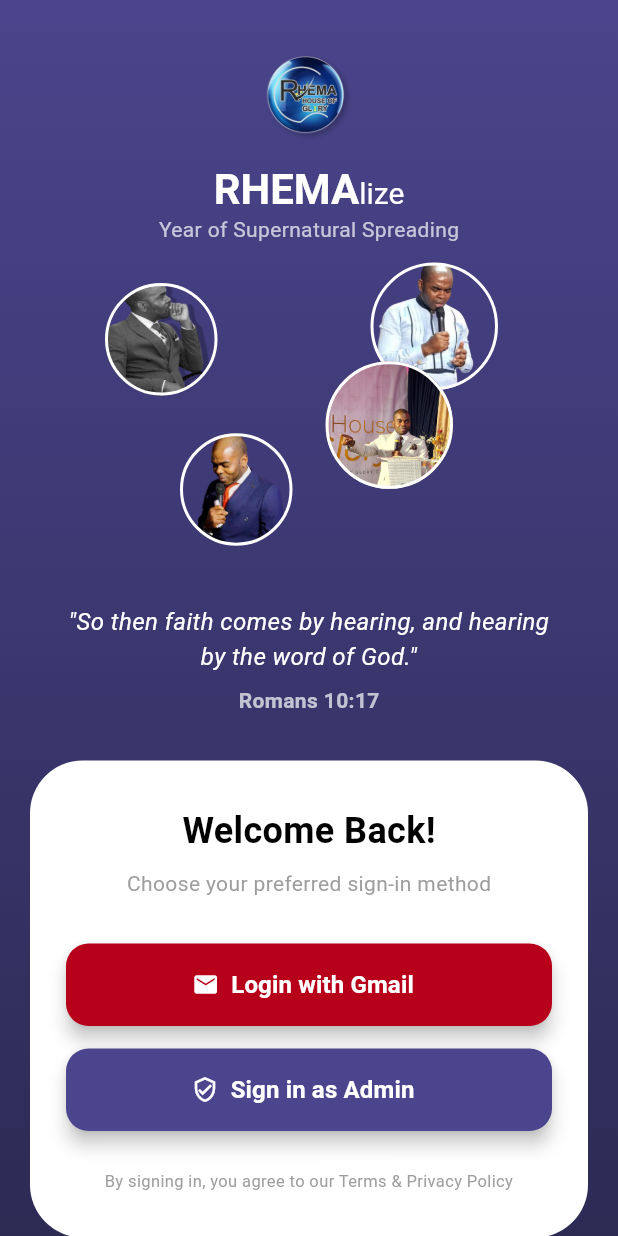
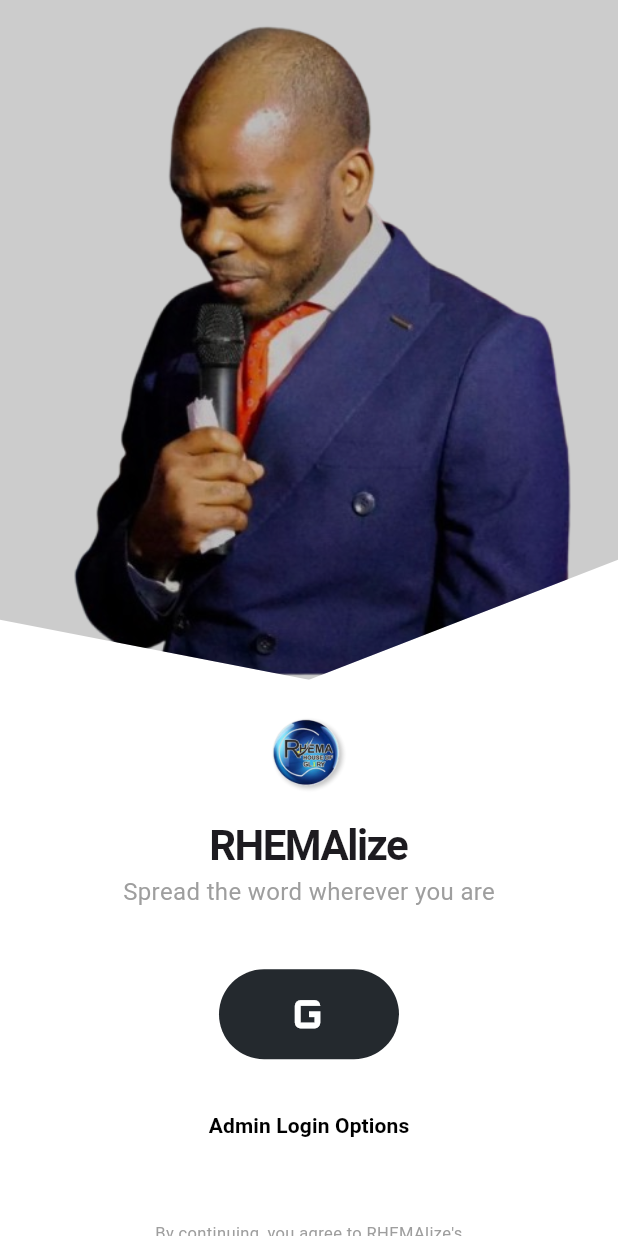
Before and after one commit to Majorboy1/Rhemalize, a Flutter app: the screen it shows after launch, on a phone screen of 412 x 824 dp. Run offline on Flutter 3.47's test engine with Material 3 defaults, Android fonts, the phone set to English and light mode, and no system bars; our stand-ins replace app_links, cloud_firestore, connectivity_plus, file_picker, firebase_auth, firebase_core and 8 more; missing offline and left inert: audio_session; accounts and stored records are empty.

Commit message:
Changed login screen

```diff
--- a/lib/screens/login_screen.dart
+++ b/lib/screens/login_screen.dart
@@ -1,3 +1,4 @@
+import 'dart:async';
 import 'package:flutter/material.dart';
 import 'package:provider/provider.dart';
 import 'package:cloud_firestore/cloud_firestore.dart';
@@ -12,48 +13,46 @@
   State<LoginScreen> createState() => _LoginScreenState();
 }
 
-class _LoginScreenState extends State<LoginScreen>
-    with TickerProviderStateMixin {
-  late List<AnimationController> _floatingControllers;
-  late AnimationController _fadeController;
-  late Animation<double> _fadeAnimation;
-
+class _LoginScreenState extends State<LoginScreen> {
+  // Logic variables
   final TextEditingController _emailController = TextEditingController();
   final TextEditingController _passwordController = TextEditingController();
-
   bool _isLoading = false;
   bool _showAdminForm = false;
   bool _isPasswordVisible = false;
 
+  // Image Transition variables
+  late Timer _timer;
+  int _currentImageIndex = 0;
+  final List<String> _backgroundImages = [
+    'assets/images/picture-1.png', // Ensure these exist in your assets
+    'assets/images/picture-2.png',
+    'assets/images/picture-3.png',
+  ];
+
   @override
   void initState() {
     super.initState();
-    _floatingControllers = List.generate(
-        4,
-        (i) => AnimationController(
-            vsync: this, duration: Duration(milliseconds: 3000 + (i * 500)))
-          ..repeat(reverse: true));
-
-    _fadeController = AnimationController(
-        vsync: this, duration: const Duration(milliseconds: 1000));
-    _fadeAnimation =
-        CurvedAnimation(parent: _fadeController, curve: Curves.easeIn);
-    _fadeController.forward();
+    // Transition background every 3 seconds
+    _timer = Timer.periodic(const Duration(seconds: 3), (timer) {
+      if (mounted) {
+        setState(() {
+          _currentImageIndex =
+              (_currentImageIndex + 1) % _backgroundImages.length;
+        });
+      }
+    });
   }
 
   @override
   void dispose() {
-    for (var c in _floatingControllers) {
-      c.dispose();
-    }
-    _fadeController.dispose();
+    _timer.cancel();
     _emailController.dispose();
     _passwordController.dispose();
     super.dispose();
   }
 
   Future<void> _handleLogin(String method) async {
-    // Switch to Admin Form view
     if (method == 'admin' && !_showAdminForm) {
       setState(() => _showAdminForm = true);
       return;
@@ -64,23 +63,16 @@
 
     try {
       String? userEmail;
-
       if (method == 'google') {
-        // Only regular users use Google Login
         final credential = await auth.signInWithGoogle();
         userEmail = credential?.user?.email?.toLowerCase();
       } else {
-        // Admin Login uses custom form
         userEmail = _emailController.text.trim().toLowerCase();
         if (userEmail.isEmpty) throw 'Please enter your admin email.';
-        if (_passwordController.text.trim().isEmpty)
-          throw 'Please enter your password.';
-
         await auth.signInWithEmailAndPassword(
             userEmail, _passwordController.text.trim());
       }
 
-      // Check Admin permissions in Firestore
       final adminDoc = await FirebaseFirestore.instance
           .collection('admins')
           .doc(userEmail)
@@ -88,15 +80,12 @@
 
       if (mounted) {
         if (adminDoc.exists) {
-          // If in Admin collection, go to Admin Panel
           Navigator.pushReplacement(context,
               MaterialPageRoute(builder: (_) => const AdminMainScreen()));
         } else if (_showAdminForm) {
-          // If they tried the Admin form but aren't admins, kick them out
           await auth.signOut();
-          throw 'Unauthorized: Your email is not registered as an Admin.';
+          throw 'Unauthorized: Email is not registered as an Admin.';
         } else {
-          // Normal user login via Google
           Navigator.pushReplacement(
               context, MaterialPageRoute(builder: (_) => const MainApp()));
         }
@@ -114,243 +103,180 @@
   @override
   Widget build(BuildContext context) {
     return Scaffold(
-      body: Container(
+      backgroundColor: Colors.white,
+      body: SingleChildScrollView(
+        child: Column(
+          children: [
+            // TOP IMAGE SECTION WITH CLIPPER
+            Stack(
+              children: [
+                ClipPath(
+                  clipper: ZigZagClipper(),
+                  child: AnimatedSwitcher(
+                    duration: const Duration(milliseconds: 800),
+                    child: Container(
+                      key: ValueKey<int>(_currentImageIndex),
+                      height: MediaQuery.of(context).size.height * 0.55,
                       width: double.infinity,
-        height: double.infinity,
-        decoration: const BoxDecoration(
-          gradient: LinearGradient(
-            begin: Alignment.topCenter,
-            end: Alignment.bottomCenter,
-            colors: [Color(0xFF4A458C), Color(0xFF2D2A54)],
+                      decoration: BoxDecoration(
+                        image: DecorationImage(
+                          image:
+                              AssetImage(_backgroundImages[_currentImageIndex]),
+                          fit: BoxFit.cover,
                         ),
                       ),
-        child: SafeArea(
-          child: SingleChildScrollView(
+                      // Overlay to darken image slightly
+                      child: Container(color: Colors.black.withOpacity(0.2)),
+                    ),
+                  ),
+                ),
+              ],
+            ),
+
+            // LOGO & TEXT SECTION
+            Padding(
+              padding: const EdgeInsets.symmetric(horizontal: 30),
               child: Column(
                 children: [
-                const SizedBox(height: 30),
-                _buildTopBrand(),
-                _buildAvatarStack(),
-                _buildBibleVerse(),
-                _buildLoginCard(),
+                  const SizedBox(height: 20),
+                  Image.asset('assets/images/rhema-logo.png', height: 60),
+                  const SizedBox(height: 10),
+                  const Text(
+                    "RHEMAlize",
+                    style: TextStyle(
+                        fontSize: 28,
+                        fontWeight: FontWeight.bold,
+                        letterSpacing: -1),
+                  ),
+                  const Text(
+                    "Spread the word wherever you are",
+                    style: TextStyle(fontSize: 16, color: Colors.grey),
+                  ),
+                  const SizedBox(height: 40),
+
+                  // LOGIN ACTIONS
+                  if (_isLoading)
+                    const CircularProgressIndicator()
+                  else if (!_showAdminForm)
+                    _buildGoogleButton()
+                  else
+                    _buildAdminForm(),
+
+                  const SizedBox(height: 20),
+
+                  // SECONDARY OPTION
+                  if (!_isLoading)
+                    TextButton(
+                      onPressed: () {
+                        setState(() {
+                          _showAdminForm = !_showAdminForm;
+                        });
+                      },
+                      child: Text(
+                        _showAdminForm
+                            ? "Back to User Login"
+                            : "Admin Login Options",
+                        style: const TextStyle(
+                            color: Colors.black, fontWeight: FontWeight.bold),
+                      ),
+                    ),
                 ],
               ),
             ),
-        ),
-      ),
-    );
-  }
 
-  Widget _buildTopBrand() {
-    return Column(
-      children: [
-        Container(
-          height: 70,
-          width: 70,
-          decoration: const BoxDecoration(
-            shape: BoxShape.circle,
-            image: DecorationImage(
-                image: AssetImage('assets/images/rhema-logo.png')),
-          ),
-        ),
-        const SizedBox(height: 10),
-        RichText(
-          text: const TextSpan(
-            style: TextStyle(
-                fontSize: 28, fontWeight: FontWeight.bold, color: Colors.white),
-            children: [
-              TextSpan(text: 'RHEMA'),
-              TextSpan(
-                  text: 'lize',
-                  style:
-                      TextStyle(fontWeight: FontWeight.normal, fontSize: 20)),
-            ],
-          ),
-        ),
-        const Text("Year of Supernatural Spreading",
-            style: TextStyle(color: Colors.white70, fontSize: 14)),
-      ],
-    );
-  }
-
-  Widget _buildAvatarStack() {
-    return SizedBox(
-      height: 220,
-      width: double.infinity,
-      child: Stack(
-        alignment: Alignment.center,
-        children: [
-          _buildAvatar(0, left: 70, top: 20, size: 75, img: 'picture-1'),
-          _buildAvatar(1, right: 80, top: 10, size: 85, img: 'picture-2'),
-          _buildAvatar(2, left: 120, bottom: 20, size: 75, img: 'picture-3'),
-          _buildAvatar(3, right: 110, bottom: 60, size: 85, img: 'picture-4'),
-        ],
-      ),
-    );
-  }
-
-  Widget _buildBibleVerse() {
-    return Padding(
-      padding: const EdgeInsets.symmetric(horizontal: 40, vertical: 20),
-      child: Column(
-        children: const [
-          Text(
-            '"So then faith comes by hearing, and hearing by the word of God."',
+            const SizedBox(height: 40),
+            const Text(
+              "By continuing, you agree to RHEMAlize's\nTerms of Use and Privacy Policy",
               textAlign: TextAlign.center,
-            style: TextStyle(
-                fontSize: 16, color: Colors.white, fontStyle: FontStyle.italic),
-          ),
-          SizedBox(height: 8),
-          Text('Romans 10:17',
-              style: TextStyle(
-                  fontSize: 14,
-                  color: Colors.white70,
-                  fontWeight: FontWeight.bold)),
-        ],
-      ),
-    );
-  }
-
-  Widget _buildLoginCard() {
-    return FadeTransition(
-      opacity: _fadeAnimation,
-      child: Container(
-        margin: const EdgeInsets.symmetric(horizontal: 20, vertical: 10),
-        padding: const EdgeInsets.symmetric(horizontal: 24, vertical: 30),
-        decoration: BoxDecoration(
-            color: Colors.white, borderRadius: BorderRadius.circular(35)),
-        child: Column(
-          children: [
-            Text(_showAdminForm ? "Admin Portal" : "Welcome Back!",
-                style: const TextStyle(
-                    fontSize: 24,
-                    fontWeight: FontWeight.bold,
-                    color: Colors.black)),
-            const SizedBox(height: 8),
-            Text(
-                _showAdminForm
-                    ? "Enter your secure admin credentials"
-                    : "Choose your preferred sign-in method",
-                style: const TextStyle(color: Colors.grey, fontSize: 14)),
-            const SizedBox(height: 30),
-            if (_showAdminForm) ...[
-              TextField(
-                controller: _emailController,
-                keyboardType: TextInputType.emailAddress,
-                decoration: const InputDecoration(
-                    labelText: 'Admin Email', prefixIcon: Icon(Icons.email)),
-              ),
-              const SizedBox(height: 12),
-              TextField(
-                controller: _passwordController,
-                obscureText: !_isPasswordVisible,
-                decoration: InputDecoration(
-                  labelText: 'Password',
-                  prefixIcon: const Icon(Icons.lock),
-                  suffixIcon: IconButton(
-                    icon: Icon(
-                      _isPasswordVisible
-                          ? Icons.visibility
-                          : Icons.visibility_off,
-                      color: Colors.grey,
-                    ),
-                    onPressed: () {
-                      setState(() {
-                        _isPasswordVisible = !_isPasswordVisible;
-                      });
-                    },
-                  ),
-                ),
+              style: TextStyle(color: Colors.grey, fontSize: 11),
             ),
             const SizedBox(height: 20),
-            ],
-            if (_isLoading)
-              const CircularProgressIndicator()
-            else ...[
-              // ONLY SHOW GOOGLE LOGIN FOR REGULAR USERS
-              if (!_showAdminForm)
-                _buildButton(
-                  label: 'Login with Gmail',
-                  icon: Icons.email,
-                  color: const Color(0xFFB70019),
-                  onTap: () => _handleLogin('google'),
-                ),
-              if (!_showAdminForm) const SizedBox(height: 15),
-              _buildButton(
-                label:
-                    _showAdminForm ? 'Confirm Admin Login' : 'Sign in as Admin',
-                icon: Icons.verified_user_outlined,
-                color: const Color(0xFF4A458C), // Matched brand purple
-                onTap: () => _handleLogin('admin'),
-              ),
-              if (_showAdminForm)
-                TextButton(
-                  onPressed: () => setState(() {
-                    _showAdminForm = false;
-                    _isPasswordVisible = false;
-                  }),
-                  child: const Text("Back to User Login"),
-                ),
-            ],
-            const SizedBox(height: 25),
-            const Text("By signing in, you agree to our Terms & Privacy Policy",
-                textAlign: TextAlign.center,
-                style: TextStyle(color: Colors.grey, fontSize: 11)),
           ],
         ),
       ),
     );
   }
 
-  Widget _buildAvatar(int i,
-      {double? left,
-      double? right,
-      double? top,
-      double? bottom,
-      required double size,
-      required String img}) {
-    return Positioned(
-      left: left,
-      right: right,
-      top: top,
-      bottom: bottom,
-      child: AnimatedBuilder(
-        animation: _floatingControllers[i],
-        builder: (context, _) => Transform.translate(
-          offset: Offset(0, 10 * _floatingControllers[i].value),
+  Widget _buildGoogleButton() {
+    return InkWell(
+      onTap: () => _handleLogin('google'),
       child: Container(
-            width: size,
-            height: size,
+        height: 60,
+        width: 120, // Circular style button like the image
         decoration: BoxDecoration(
-              shape: BoxShape.circle,
-              border: Border.all(color: Colors.white, width: 2),
-              image: DecorationImage(
-                  image: AssetImage('assets/images/$img.png'),
-                  fit: BoxFit.cover),
+          color: const Color(0xFF24292E),
+          borderRadius: BorderRadius.circular(30),
         ),
-          ),
+        child: const Center(
+          child: Icon(Icons.g_mobiledata, color: Colors.white, size: 45),
         ),
       ),
     );
   }
 
-  Widget _buildButton(
-      {required String label,
-      required IconData icon,
-      required Color color,
-      required VoidCallback onTap}) {
-    return ElevatedButton.icon(
-      onPressed: onTap,
-      icon: Icon(icon, color: Colors.white),
-      label: Text(label,
-          style: const TextStyle(
-              color: Colors.white, fontSize: 16, fontWeight: FontWeight.bold)),
+  Widget _buildAdminForm() {
+    return Column(
+      children: [
+        TextField(
+          controller: _emailController,
+          decoration: InputDecoration(
+            hintText: 'Admin Email',
+            filled: true,
+            fillColor: Colors.grey[100],
+            border: OutlineInputBorder(
+                borderRadius: BorderRadius.circular(15),
+                borderSide: BorderSide.none),
+          ),
+        ),
+        const SizedBox(height: 10),
+        TextField(
+          controller: _passwordController,
+          obscureText: !_isPasswordVisible,
+          decoration: InputDecoration(
+            hintText: 'Password',
+            filled: true,
+            fillColor: Colors.grey[100],
+            suffixIcon: IconButton(
+              icon: Icon(
+                  _isPasswordVisible ? Icons.visibility : Icons.visibility_off),
+              onPressed: () =>
+                  setState(() => _isPasswordVisible = !_isPasswordVisible),
+            ),
+            border: OutlineInputBorder(
+                borderRadius: BorderRadius.circular(15),
+                borderSide: BorderSide.none),
+          ),
+        ),
+        const SizedBox(height: 15),
+        ElevatedButton(
+          onPressed: () => _handleLogin('admin'),
           style: ElevatedButton.styleFrom(
-        backgroundColor: color,
+            backgroundColor: Colors.black,
             minimumSize: const Size(double.infinity, 55),
-        shape: RoundedRectangleBorder(borderRadius: BorderRadius.circular(15)),
-        elevation: 5,
+            shape:
+                RoundedRectangleBorder(borderRadius: BorderRadius.circular(15)),
           ),
+          child: const Text("Confirm Admin Login",
+              style: TextStyle(color: Colors.white)),
+        ),
+      ],
     );
   }
 }
+
+// Custom Clipper for the Zig-Zag / Angled bottom effect
+class ZigZagClipper extends CustomClipper<Path> {
+  @override
+  Path getClip(Size size) {
+    Path path = Path();
+    path.lineTo(0, size.height - 40);
+    path.lineTo(size.width * 0.5, size.height); // Peak in the middle
+    path.lineTo(size.width, size.height - 80); // Higher on the right
+    path.lineTo(size.width, 0);
+    path.close();
+    return path;
+  }
+
+  @override
+  bool shouldReclip(CustomClipper<Path> oldClipper) => false;
+}
```
Lines whose indentation alone changed are shown as unchanged.
